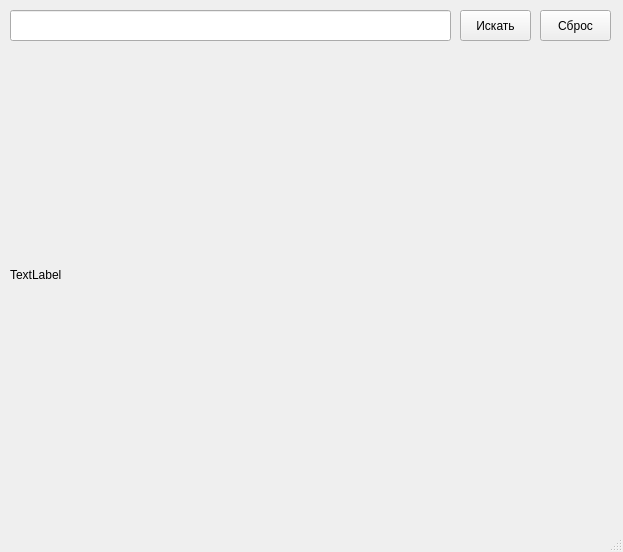
The window that fileui.ui (palindromedeified/API) describes before a commit, drawn with Qt 5.
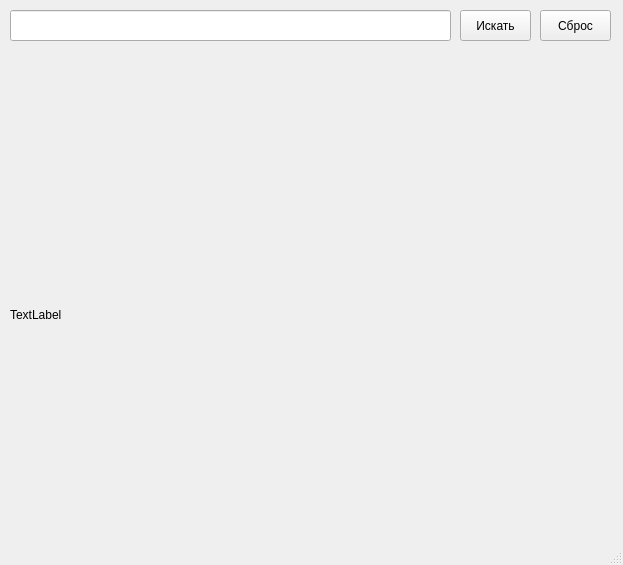
The same window after the commit.

Commit message: Большая задача по Maps API. Часть №8.

Patch:
```diff
--- a/fileui.ui
+++ b/fileui.ui
@@ -7,7 +7,7 @@
     <x>0</x>
     <y>0</y>
     <width>623</width>
-    <height>552</height>
+    <height>565</height>
    </rect>
   </property>
   <property name="windowTitle">
@@ -18,7 +18,7 @@
     <property name="geometry">
      <rect>
       <x>10</x>
-      <y>50</y>
+      <y>90</y>
       <width>600</width>
       <height>450</height>
      </rect>
```
Left out of the diff: 13 changed lines with no effect on the pictures. The commit also changes 2 other files.
